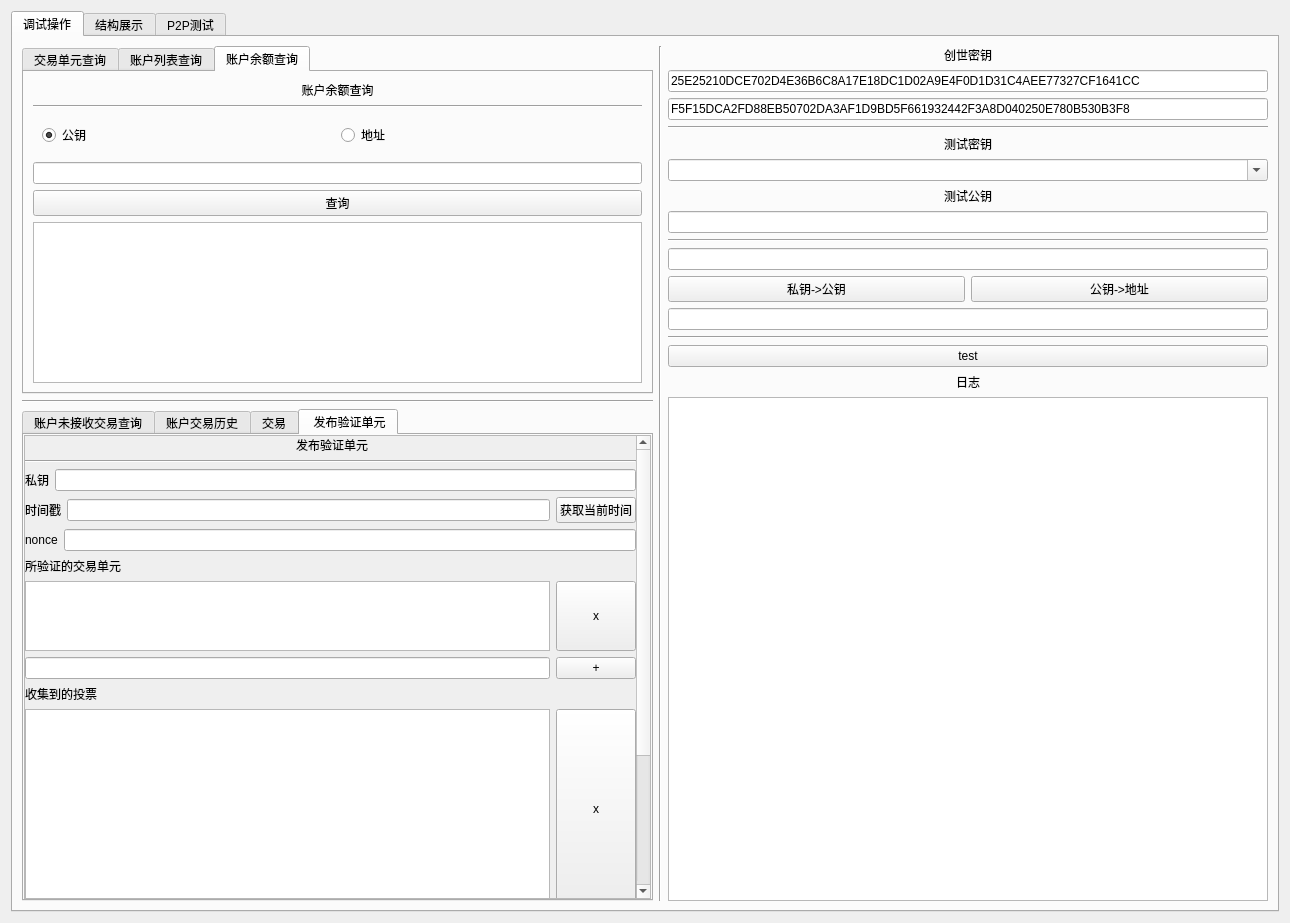
Old version of the form examples/store_example_main_widget.ui in the repository Ambr-org/Ambr.
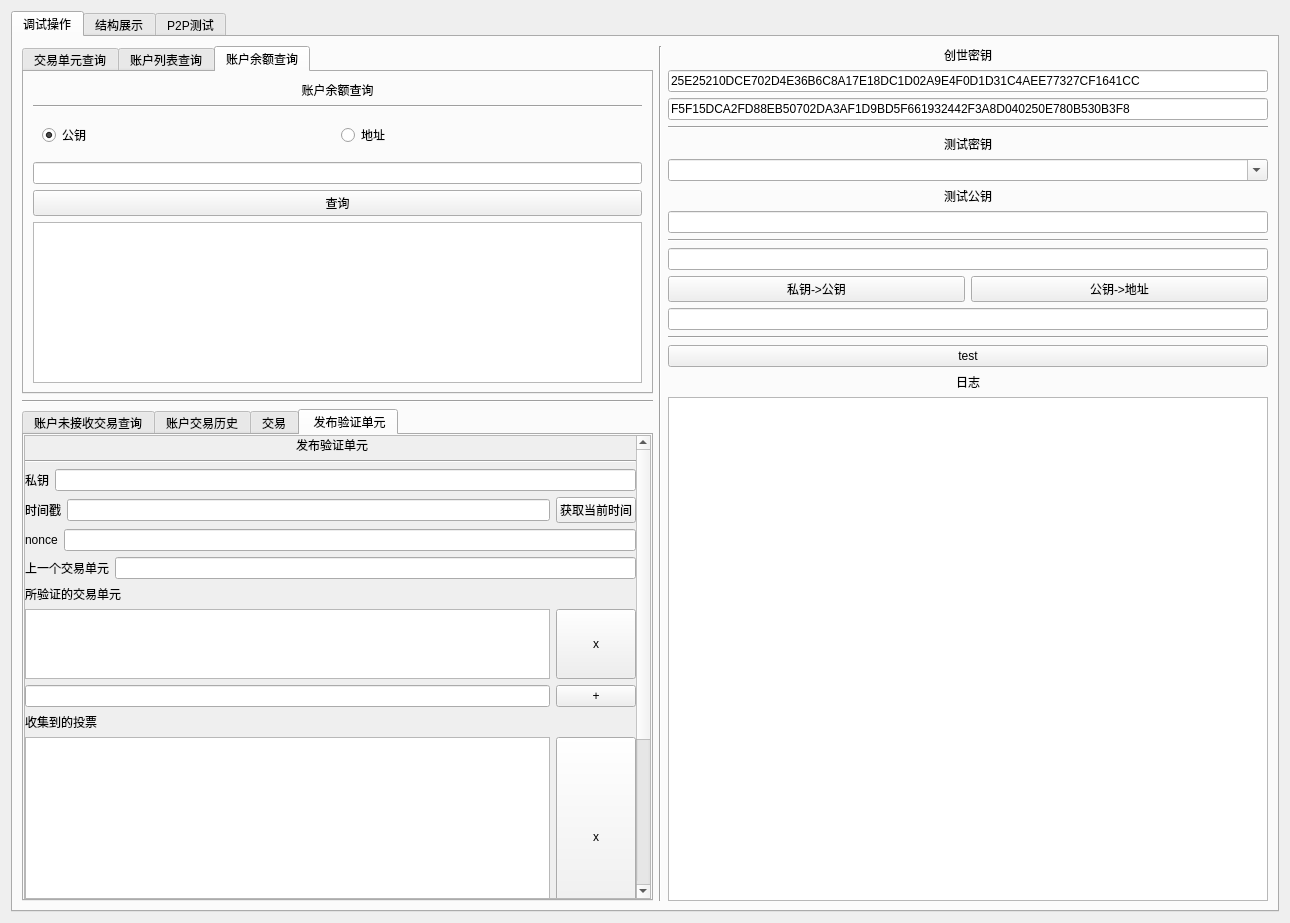
New version of the form. The open tabs and pages were chosen to show the change.

Commit message: could use gui add validator unit,could check validator unit's validate

```diff
--- a/examples/store_example_main_widget.ui
+++ b/examples/store_example_main_widget.ui
@@ -17,7 +17,7 @@
    <item>
     <widget class="QTabWidget" name="tabMain">
      <property name="currentIndex">
-      <number>1</number>
+      <number>0</number>
      </property>
      <widget class="QWidget" name="tab_7">
       <attribute name="title">
@@ -698,9 +698,9 @@
                     <property name="geometry">
                      <rect>
                       <x>0</x>
-                      <y>-194</y>
+                      <y>0</y>
                       <width>609</width>
-                      <height>722</height>
+                      <height>763</height>
                      </rect>
                     </property>
                     <layout class="QVBoxLayout" name="verticalLayout_31">
@@ -763,7 +763,7 @@
                              </widget>
                             </item>
                             <item>
-                             <widget class="QLineEdit" name="edPVPriKey"/>
+                             <widget class="QLineEdit" name="edtPVPriKey"/>
                             </item>
                            </layout>
                           </item>
@@ -802,6 +802,20 @@
                             </item>
                            </layout>
                           </item>
+                          <item>
+                           <layout class="QHBoxLayout" name="horizontalLayout_38">
+                            <item>
+                             <widget class="QLabel" name="label_33">
+                              <property name="text">
+                               <string>上一个交易单元</string>
+                              </property>
+                             </widget>
+                            </item>
+                            <item>
+                             <widget class="QLineEdit" name="edtPVPrvUnit"/>
+                            </item>
+                           </layout>
+                          </item>
                           <item>
                            <widget class="QLabel" name="label_30">
                             <property name="text">
@@ -923,12 +937,19 @@
                                 </property>
                                </widget>
                               </item>
+                              <item>
+                               <widget class="QPushButton" name="btnPVAddVote">
+                                <property name="text">
+                                 <string>+</string>
+                                </property>
+                               </widget>
+                              </item>
                              </layout>
                             </item>
                             <item>
-                             <widget class="QPushButton" name="btnPVAddVote">
+                             <widget class="QPushButton" name="btnPVValidatorUnit">
                               <property name="text">
-                               <string>+</string>
+                               <string>添加验证单元</string>
                               </property>
                              </widget>
                             </item>
```
The commit also changes 6 other files.
